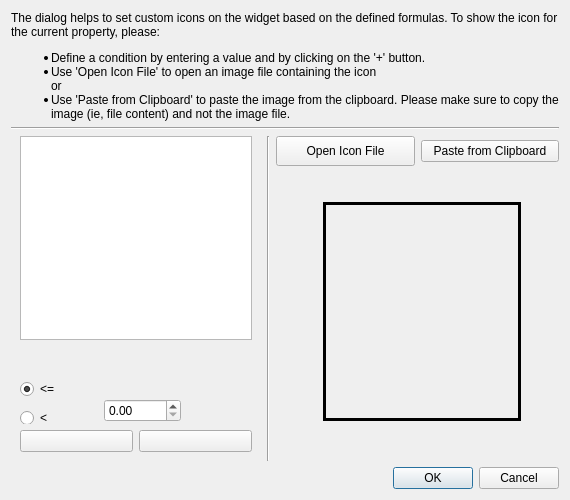
Old version of the form src/pythonGui/karabogui/controllers/icons.ui in the repository European-XFEL/Karabo.
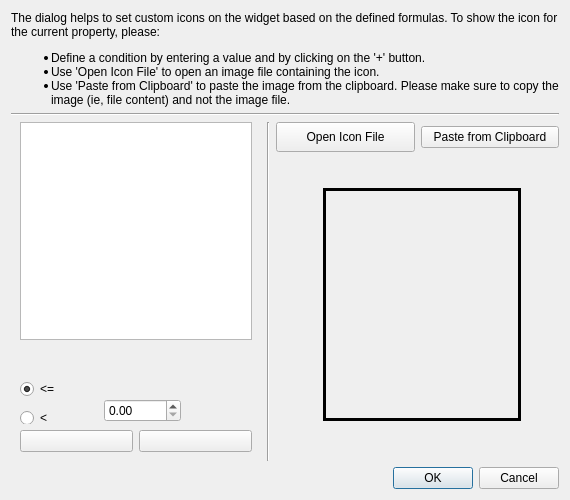
New version of the form. Icons and pictures are not drawn. Custom widgets are drawn as their Qt base class.

Commit message: GUI: Tune icons dialog with data directory and more

The edit to the form file:
```diff
--- a/src/pythonGui/karabogui/controllers/icons.ui
+++ b/src/pythonGui/karabogui/controllers/icons.ui
@@ -37,7 +37,7 @@
 The dialog helps to set custom icons on the widget based on the defined formulas. To show the icon for the current property, please:
 &lt;ul&gt;
 &lt;li&gt;Define a condition by entering a value and by clicking on the '+' button. &lt;li/&gt;
-&lt;li&gt;Use 'Open Icon File' to open an image file containing the icon&lt;li/&gt;  or
+&lt;li&gt;Use 'Open Icon File' to open an image file containing the icon. &lt;li/&gt;
 &lt;li&gt;Use 'Paste from Clipboard' to paste the image from the clipboard. Please make sure to copy the image (ie, file content) and not the image file.&lt;/li&gt;
 &lt;ul&gt;
 &lt;/body&gt;
```
The commit also changes 1 other file.
